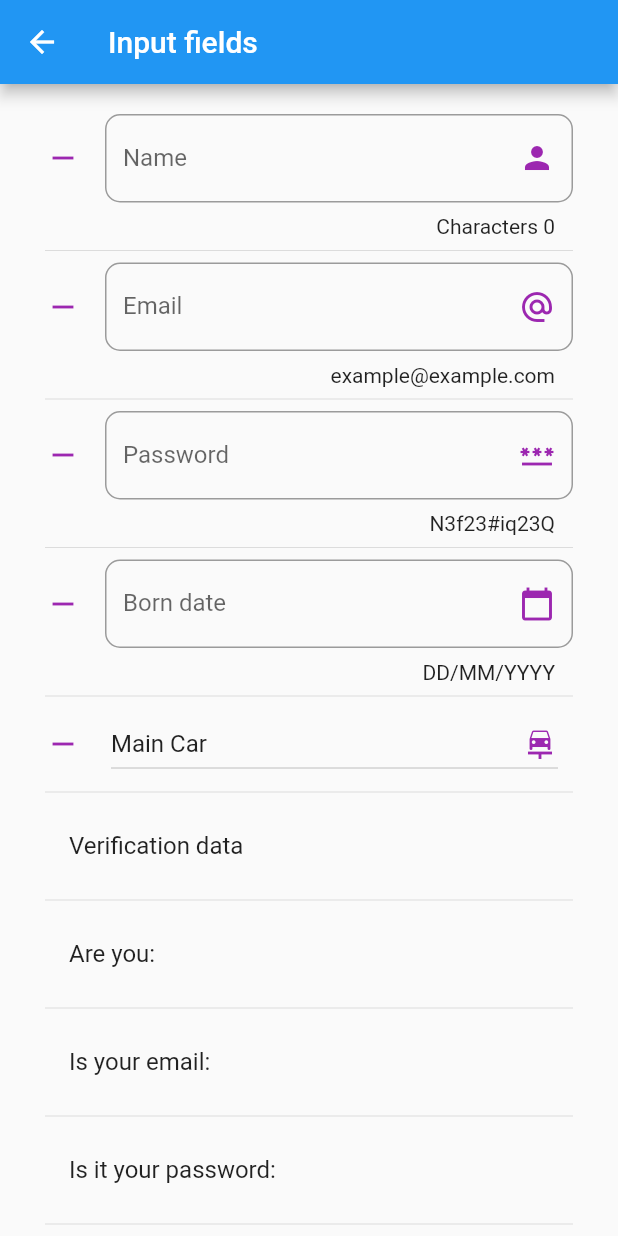
After one commit to Cesar98/Courses, a Flutter app: the InputPage screen opened by its route, on a phone screen of 412 x 824 dp. The commit adds this screen. Run offline on Flutter 3.47's test engine with Material 2 defaults, Android fonts, the light colour scheme and no system bars; network calls fail.

Commit message:
Final part of the section

```diff
--- a/Flutter/Projects/components/lib/src/pages/animated_container.dart
+++ b/Flutter/Projects/components/lib/src/pages/animated_container.dart
@@ -48,8 +48,9 @@ class _AnimateContainerPageState extends State<AnimateContainerPage> {
             child: SizedBox(),
           ),
           FloatingActionButton(
-            child: Icon(Icons.restart_alt),
+            child: Icon(Icons.keyboard_return),
             tooltip: 'Restart',
+            backgroundColor: Colors.red,
             onPressed: () {
               Navigator.pop(context);
             },
--- /dev/null
+++ b/Flutter/Projects/components/lib/src/pages/input_page.dart
@@ -0,0 +1,230 @@
+import 'package:flutter/material.dart';
+
+class InputPage extends StatefulWidget {
+  @override
+  _InputPageState createState() => _InputPageState();
+}
+
+class _InputPageState extends State<InputPage> {
+  String _name = '';
+  String _email = '';
+  String _passwd = '';
+  String _date = '';
+  List<String> _mainCarsList = [
+    'Main Car',
+    'Octane',
+    'Fennec',
+    'Dingo',
+    'Dominus',
+    'Scarab'
+  ];
+  String _selectedItem = 'Main Car';
+
+  TextEditingController _inputFieldDateController = new TextEditingController();
+
+  @override
+  Widget build(BuildContext context) {
+    return Scaffold(
+      appBar: AppBar(
+        title: Text('Input fields'),
+      ),
+      body: ListView(
+        padding: EdgeInsets.symmetric(horizontal: 30, vertical: 20),
+        children: [
+          _createInput(),
+          Divider(),
+          _createEmail(),
+          Divider(),
+          _createPasswd(),
+          Divider(),
+          _createDate(context),
+          Divider(),
+          _createDropdown(),
+          Divider(),
+          _createPerson(),
+        ],
+      ),
+    );
+  }
+
+  Widget _createInput() {
+    return TextField(
+        textCapitalization: TextCapitalization.sentences,
+        decoration: InputDecoration(
+            border: OutlineInputBorder(borderRadius: BorderRadius.circular(10)),
+            counter: Text('Characters ${_name.length}'),
+            hintText: 'Name',
+            labelText: 'Name',
+            suffixIcon: Icon(
+              Icons.person,
+              color: Colors.purple,
+            ),
+            icon: Icon(
+              Icons.remove,
+              color: Colors.purple,
+            )),
+        onChanged: (value) {
+          _name = value;
+          setState(() {});
+        });
+  }
+
+  Widget _createEmail() {
+    return TextField(
+        keyboardType: TextInputType.emailAddress,
+        decoration: InputDecoration(
+            border: OutlineInputBorder(borderRadius: BorderRadius.circular(10)),
+            counter: Text('example@example.com'),
+            hintText: 'Email',
+            labelText: 'Email',
+            suffixIcon: Icon(
+              Icons.alternate_email,
+              color: Colors.purple,
+            ),
+            icon: Icon(
+              Icons.remove,
+              color: Colors.purple,
+            )),
+        onChanged: (value) {
+          _email = value;
+          setState(() {});
+        });
+  }
+
+  Widget _createPasswd() {
+    return TextField(
+        obscureText: true,
+        decoration: InputDecoration(
+            border: OutlineInputBorder(borderRadius: BorderRadius.circular(10)),
+            counter: Text('N3f23#iq23Q'),
+            hintText: 'Password',
+            labelText: 'Password',
+            suffixIcon: Icon(
+              Icons.password,
+              color: Colors.purple,
+            ),
+            icon: Icon(
+              Icons.remove,
+              color: Colors.purple,
+            )),
+        onChanged: (value) {
+          _passwd = value;
+          setState(() {});
+        });
+  }
+
+  Widget _createDate(BuildContext context) {
+    return TextField(
+      enableInteractiveSelection: false,
+      controller: _inputFieldDateController,
+      decoration: InputDecoration(
+          border: OutlineInputBorder(borderRadius: BorderRadius.circular(10)),
+          counter: Text('DD/MM/YYYY'),
+          hintText: 'Born date',
+          labelText: 'Born date',
+          suffixIcon: Icon(
+            Icons.calendar_today,
+            color: Colors.purple,
+          ),
+          icon: Icon(
+            Icons.remove,
+            color: Colors.purple,
+          )),
+      onTap: () {
+        FocusScope.of(context).requestFocus(new FocusNode());
+        _selectDate(context);
+      },
+    );
+  }
+
+  _selectDate(BuildContext context) async {
+    DateTime? picked = await showDatePicker(
+        context: context,
+        locale: Locale('es', 'ES'),
+        initialDate: new DateTime.now(),
+        firstDate: new DateTime(1990),
+        lastDate: new DateTime(2025));
+
+    if (picked != null) {
+      _date = picked.toString();
+      setState(() {});
+      _inputFieldDateController.text = _date;
+    }
+  }
+
+  List<DropdownMenuItem<String>> getItemsList() {
+    List<DropdownMenuItem<String>> list = [];
+    _mainCarsList.forEach((car) {
+      list.add(DropdownMenuItem(
+        child: Text(car),
+        value: car,
+      ));
+    });
+    return list;
+  }
+
+  Widget _createDropdown() {
+    return Row(
+      children: [
+        Icon(
+          Icons.remove,
+          color: Colors.purple,
+        ),
+        SizedBox(
+          width: 20,
+        ),
+        Expanded(
+          child: DropdownButton(
+            icon: Icon(
+              Icons.car_repair,
+              color: Colors.purple,
+            ),
+            borderRadius: BorderRadius.circular(10),
+            isExpanded: true,
+            value: _selectedItem,
+            items: getItemsList(),
+            onChanged: (value) {
+              _selectedItem = value.toString();
+              setState(() {});
+            },
+          ),
+        ),
+        SizedBox(
+          width: 10,
+        )
+      ],
+    );
+  }
+
+  Widget _createPerson() {
+    return Column(
+      textDirection: TextDirection.rtl,
+      children: [
+        ListTile(
+          title: Text('Verification data'),
+        ),
+        Divider(),
+        ListTile(
+          title: Text('Are you: $_name'),
+        ),
+        Divider(),
+        ListTile(
+          title: Text('Is your email: $_email'),
+        ),
+        Divider(),
+        ListTile(
+          title: Text('Is it your password: $_passwd'),
+        ),
+        Divider(),
+        ListTile(
+          title: Text('Were you born at: $_date'),
+        ),
+        Divider(),
+        ListTile(
+          title: Text('Your main car is: $_selectedItem'),
+        ),
+        Divider(),
+      ],
+    );
+  }
+}
--- a/Flutter/Projects/components/lib/src/routes/routes.dart
+++ b/Flutter/Projects/components/lib/src/routes/routes.dart
@@ -1,3 +1,5 @@
+import 'package:components/src/pages/listview_page.dart';
+import 'package:components/src/pages/slider_page.dart';
 import 'package:flutter/material.dart';
 
 import 'package:components/src/pages/alert_page.dart';
@@ -6,6 +8,7 @@ import 'package:components/src/pages/home_page.dart';
 import 'package:components/src/pages/loading_page.dart';
 import 'package:components/src/pages/card_page.dart';
 import 'package:components/src/pages/animated_container.dart';
+import 'package:components/src/pages/input_page.dart';
 
 Map<String, WidgetBuilder> getApplicationRoutes() {
   return <String, WidgetBuilder>{
@@ -15,5 +18,8 @@ Map<String, WidgetBuilder> getApplicationRoutes() {
     'card': (BuildContext context) => CardPage(),
     'loading': (BuildContext context) => LoadingPage(),
     'animatedContainer': (BuildContext context) => AnimateContainerPage(),
+    'inputs': (BuildContext context) => InputPage(),
+    'slider': (BuildContext context) => SliderPage(),
+    'list': (BuildContext context) => ListPage(),
   };
 }
--- a/Flutter/Projects/components/lib/src/utils/icon_string_util.dart
+++ b/Flutter/Projects/components/lib/src/utils/icon_string_util.dart
@@ -5,6 +5,9 @@ final _icons = <String, IconData>{
   'accessibility': Icons.accessibility,
   'folder_open': Icons.folder_open,
   'donut_large': Icons.donut_large,
+  'input': Icons.input,
+  'tune': Icons.tune,
+  'list': Icons.list
 };
 
 Icon getIcon(String iconName) {
--- a/Flutter/Projects/components/pubspec.yaml
+++ b/Flutter/Projects/components/pubspec.yaml
@@ -22,6 +22,8 @@ environment:
 
 dependencies:
   flutter:
+    sdk: flutter
+  flutter_localizations:
     sdk: flutter
 
 
--- a/Flutter/Projects/counter/pubspec.yaml
+++ b/Flutter/Projects/counter/pubspec.yaml
@@ -23,7 +23,6 @@ environment:
 dependencies:
   flutter:
     sdk: flutter
-
 
   # The following adds the Cupertino Icons font to your application.
   # Use with the CupertinoIcons class for iOS style icons.
```
Also changed, not shown: Flutter/Projects/components/data/menu_opts.json (+15 -0 lines), Flutter/Projects/components/lib/main.dart (+11 -0 lines), Flutter/Projects/components/lib/src/pages/listview_page.dart (added, +122 -0 lines), Flutter/Projects/components/lib/src/pages/slider_page.dart (added, +104 -0 lines), Flutter/Projects/components/assets/rl.gif, Flutter/Projects/components/pubspec.lock, Flutter/Projects/counter/pubspec.lock.
